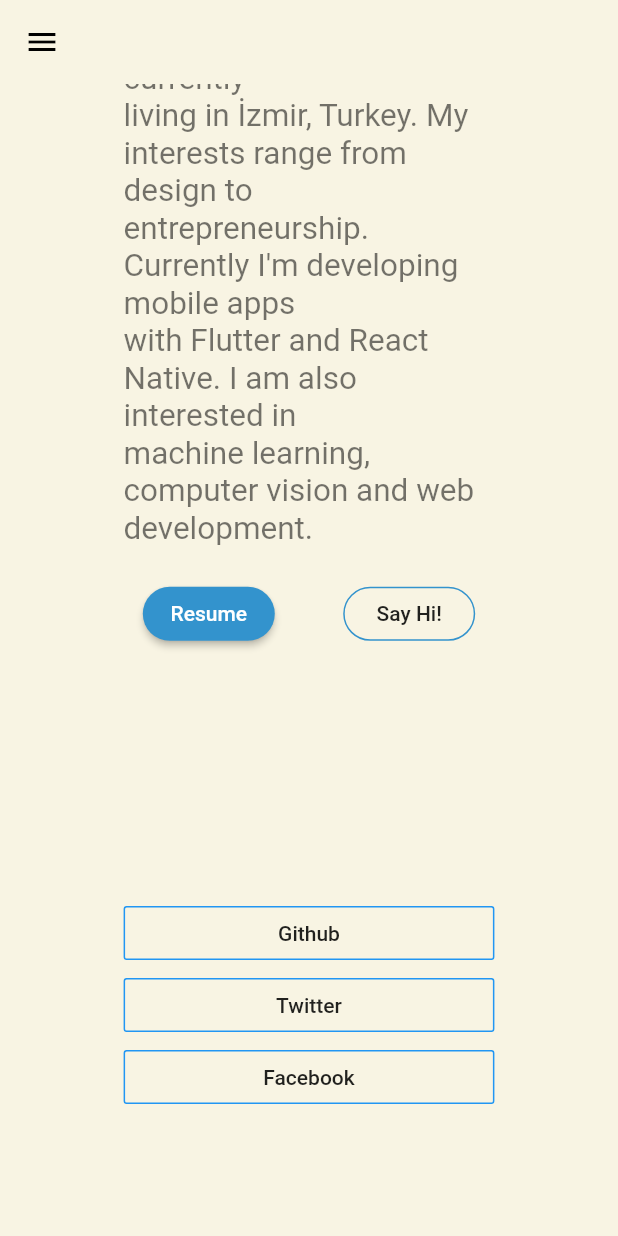
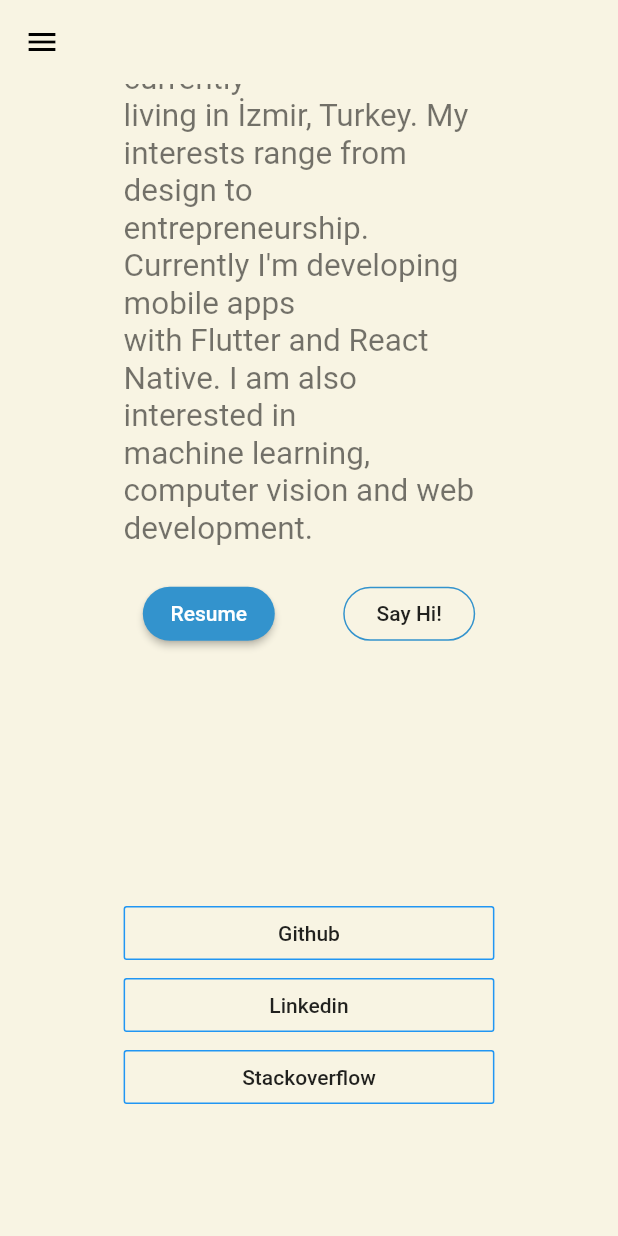
Before and after one commit to mirkancal/mirkancal.github.io, a Flutter app: the screen it shows after launch, scrolled down 751 dp, on a phone screen of 412 x 824 dp. Run offline on Flutter 3.47's test engine with Material 2 defaults, Android fonts, the phone set to English and light mode, and no system bars; missing offline and left inert: flutter_web; Roboto replaces fonts that are missing (Montserrat).

Commit message:
Powered by flutter web

```diff
--- a/lib/page/profile_page.dart
+++ b/lib/page/profile_page.dart
@@ -286,6 +286,13 @@ class SocialInfo extends StatelessWidget {
               ),
             ],
           ),
+          Text(
+            "Powered by Flutter Web ©️2019",
+            textAlign: TextAlign.center,
+            style: TextStyle(
+              color: Colors.grey,
+            ),
+          ),
         ],
       ),
       smallScreen: Column(
@@ -297,12 +304,12 @@ class SocialInfo extends StatelessWidget {
             color: Colors.blue,
           ),
           NavButton(
-            text: "Twitter",
+            text: "Linkedin",
             onPressed: () {},
             color: Colors.blue,
           ),
           NavButton(
-            text: "Facebook",
+            text: "Stackoverflow",
             onPressed: () {},
             color: Colors.blue,
           ),
```
Also changed, not shown: 1 other file.
